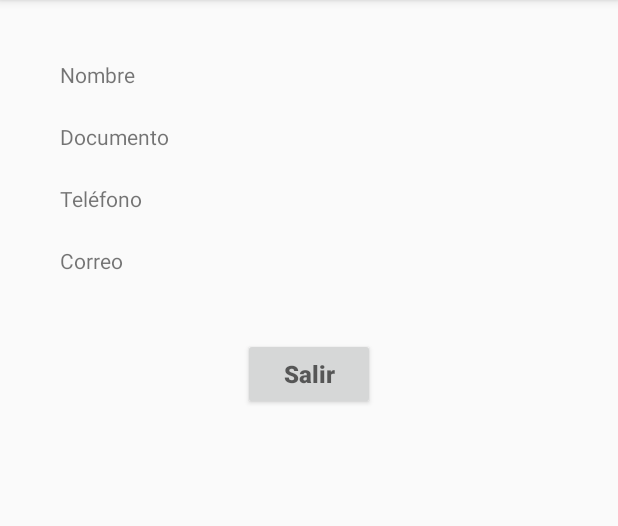
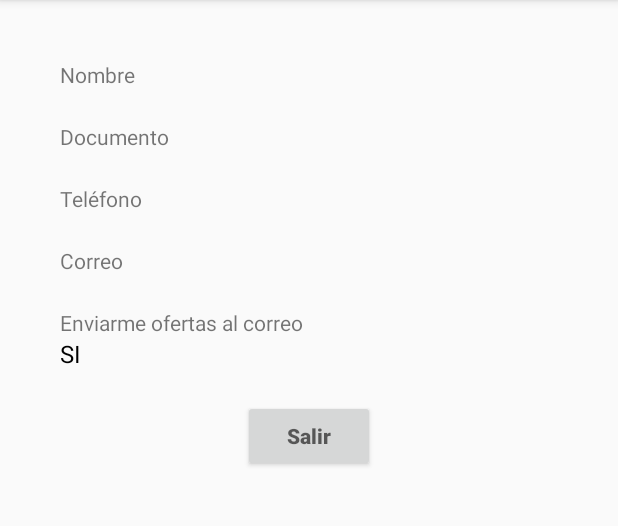
Before and after one commit to jucagal/MyStoreApp, an Android app: the InfoActivity screen opened directly, with no data from a screen before it, on a phone screen of 412 x 824 dp, the part 84-610 px from its top. Run offline under Robolectric (Android 15) with nearby library versions, the phone set to English and light mode, and no system bars.

```diff
--- a/app/src/main/java/com/umb/juan/mystoreapp/InfoActivity.java
+++ b/app/src/main/java/com/umb/juan/mystoreapp/InfoActivity.java
@@ -6,7 +6,6 @@ import android.os.Bundle;
 import android.support.v7.app.AppCompatActivity;
 import android.view.View;
 import android.widget.Button;
-import android.widget.EditText;
 import android.widget.TextView;
 
 public class InfoActivity extends AppCompatActivity {
@@ -33,6 +32,11 @@ public class InfoActivity extends AppCompatActivity {
         emailTv.setText(intent.getStringExtra("email"));
         emailTv.setTextSize(16);
         emailTv.setTextColor(Color.BLACK);
+        TextView acceptEmailTv = (TextView) findViewById(R.id.accept_email);
+        String accept = ((intent.getBooleanExtra("accept_email", true)) ? "SI": "NO");
+        acceptEmailTv.setText(accept);
+        acceptEmailTv.setTextSize(16);
+        acceptEmailTv.setTextColor(Color.BLACK);
 
         Button buttonSave = (Button) findViewById(R.id.form_button);
         buttonSave.setOnClickListener(new View.OnClickListener() {
--- a/app/src/main/java/com/umb/juan/mystoreapp/MainActivity.java
+++ b/app/src/main/java/com/umb/juan/mystoreapp/MainActivity.java
@@ -5,7 +5,6 @@ import android.support.v7.app.AppCompatActivity;
 import android.os.Bundle;
 import android.view.View;
 import android.widget.ImageView;
-import android.widget.Toast;
 
 public class MainActivity extends AppCompatActivity {
 
--- a/app/src/main/res/layout/activity_info.xml
+++ b/app/src/main/res/layout/activity_info.xml
@@ -10,7 +10,6 @@
     <ScrollView
         android:layout_width="match_parent"
         android:layout_height="wrap_content">
-
         <LinearLayout
             android:layout_width="match_parent"
             android:layout_height="wrap_content"
@@ -21,7 +20,6 @@
                 android:layout_width="match_parent"
                 android:layout_height="wrap_content"
                 android:text="@string/name" />
-
             <TextView
                 android:id="@+id/name"
                 android:layout_width="match_parent"
@@ -31,7 +29,6 @@
                 android:layout_width="match_parent"
                 android:layout_height="wrap_content"
                 android:text="@string/document" />
-
             <TextView
                 android:id="@+id/document"
                 android:layout_width="match_parent"
@@ -41,7 +38,6 @@
                 android:layout_width="match_parent"
                 android:layout_height="wrap_content"
                 android:text="@string/phone" />
-
             <TextView
                 android:id="@+id/phone"
                 android:layout_width="match_parent"
@@ -51,9 +47,17 @@
                 android:layout_width="match_parent"
                 android:layout_height="wrap_content"
                 android:text="@string/email" />
+            <TextView
+                android:id="@+id/email"
+                android:layout_width="match_parent"
+                android:layout_height="wrap_content" />
 
             <TextView
-                android:id="@+id/email"
+                android:layout_width="match_parent"
+                android:layout_height="wrap_content"
+                android:text="@string/accept_email" />
+            <TextView
+                android:id="@+id/accept_email"
                 android:layout_width="match_parent"
                 android:layout_height="wrap_content" />
 
@@ -62,7 +66,6 @@
                 android:layout_width="wrap_content"
                 android:layout_height="wrap_content"
                 android:layout_gravity="center_horizontal"
-                android:textSize="16dp"
                 android:layout_marginTop="20dp"
                 android:hint="@string/action_info"
                 android:textStyle="bold" />
--- a/app/src/main/res/values/strings.xml
+++ b/app/src/main/res/values/strings.xml
@@ -6,6 +6,7 @@
     <string name="city">Ciudad</string>
     <string name="phone">Teléfono</string>
     <string name="email">Correo</string>
+    <string name="accept_email">Enviarme ofertas al correo</string>
     <string name="action_form">Guardar</string>
     <string name="action_info">Salir</string>
 </resources>
```
Also changed, not shown: app/src/main/java/com/umb/juan/mystoreapp/FormActivity.java (+5 -3 lines), app/src/main/res/layout/activity_form.xml (+6 -5 lines).
